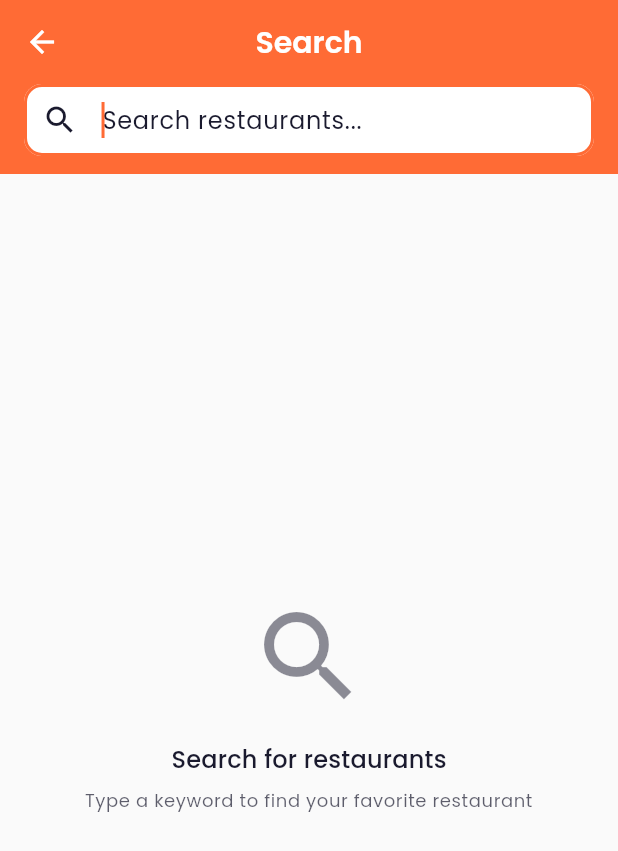
After one commit to RivaldoPardede/nyamnyam, a Flutter app: the screen it shows after launch, after a tap on the "search" icon, on a phone screen of 412 x 824 dp. The commit adds this screen. Shown: the top 851 px of the screen. Run offline on Flutter 3.47's test engine with Material 3 defaults, Android fonts, the light colour scheme and no system bars; our stand-ins replace google_fonts; network calls fail.

Commit message:
feat: add search feature and complete polish

```diff
--- a/lib/main.dart
+++ b/lib/main.dart
@@ -2,6 +2,7 @@ import 'package:flutter/material.dart';
 import 'package:provider/provider.dart';
 import 'providers/restaurant_list_provider.dart';
 import 'providers/restaurant_detail_provider.dart';
+import 'providers/restaurant_search_provider.dart';
 import 'ui/pages/restaurant_list_page.dart';
 import 'utils/theme.dart';
 
@@ -22,6 +23,9 @@ class NyamNyamApp extends StatelessWidget {
         ChangeNotifierProvider(
           create: (_) => RestaurantDetailProvider(),
         ),
+        ChangeNotifierProvider(
+          create: (_) => RestaurantSearchProvider(),
+        ),
       ],
       child: MaterialApp(
         title: 'NyamNyam',
--- a/lib/providers/providers.dart
+++ b/lib/providers/providers.dart
@@ -1,3 +1,4 @@
 // Provider exports
 export 'restaurant_list_provider.dart';
 export 'restaurant_detail_provider.dart';
+export 'restaurant_search_provider.dart';
--- /dev/null
+++ b/lib/providers/restaurant_search_provider.dart
@@ -0,0 +1,51 @@
+import 'package:flutter/material.dart';
+import '../data/data.dart';
+import '../utils/result_state.dart';
+
+/// Provider for managing restaurant search state
+class RestaurantSearchProvider extends ChangeNotifier {
+  final ApiService _apiService;
+
+  RestaurantSearchProvider({ApiService? apiService})
+      : _apiService = apiService ?? ApiService();
+
+  ResultState<List<Restaurant>> _state = const ResultStateNone();
+  String _query = '';
+
+  /// Current state of search results
+  ResultState<List<Restaurant>> get state => _state;
+
+  /// Current search query
+  String get query => _query;
+
+  /// Search restaurants by query
+  Future<void> searchRestaurants(String query) async {
+    _query = query;
+
+    // If query is empty, reset to none state
+    if (query.trim().isEmpty) {
+      _state = const ResultStateNone();
+      notifyListeners();
+      return;
+    }
+
+    _state = const ResultStateLoading();
+    notifyListeners();
+
+    try {
+      final restaurants = await _apiService.searchRestaurants(query);
+      _state = ResultStateSuccess(restaurants);
+    } catch (e) {
+      _state = ResultStateError(e.toString());
+    }
+
+    notifyListeners();
+  }
+
+  /// Clear search and reset state
+  void clearSearch() {
+    _query = '';
+    _state = const ResultStateNone();
+    notifyListeners();
+  }
+}
--- a/lib/ui/pages/pages.dart
+++ b/lib/ui/pages/pages.dart
@@ -1,3 +1,4 @@
 // UI Pages exports
 export 'restaurant_list_page.dart';
 export 'restaurant_detail_page.dart';
+export 'search_page.dart';
--- a/lib/ui/pages/restaurant_list_page.dart
+++ b/lib/ui/pages/restaurant_list_page.dart
@@ -5,6 +5,7 @@ import '../../providers/restaurant_list_provider.dart';
 import '../../utils/result_state.dart';
 import '../widgets/restaurant_card.dart';
 import 'restaurant_detail_page.dart';
+import 'search_page.dart';
 
 /// Page displaying list of restaurants
 class RestaurantListPage extends StatefulWidget {
@@ -31,6 +32,16 @@ class _RestaurantListPageState extends State<RestaurantListPage> {
       appBar: AppBar(
         title: const Text('NyamNyam'),
         actions: [
+          IconButton(
+            icon: const Icon(Icons.search),
+            onPressed: () {
+              Navigator.push(
+                context,
+                MaterialPageRoute(builder: (context) => const SearchPage()),
+              );
+            },
+            tooltip: 'Search',
+          ),
           IconButton(
             icon: const Icon(Icons.refresh),
             onPressed: () {
--- /dev/null
+++ b/lib/ui/pages/search_page.dart
@@ -0,0 +1,241 @@
+import 'package:flutter/material.dart';
+import 'package:provider/provider.dart';
+import '../../data/models/restaurant.dart';
+import '../../providers/restaurant_search_provider.dart';
+import '../../utils/result_state.dart';
+import '../widgets/restaurant_card.dart';
+import 'restaurant_detail_page.dart';
+
+/// Page for searching restaurants
+class SearchPage extends StatefulWidget {
+  const SearchPage({super.key});
+
+  @override
+  State<SearchPage> createState() => _SearchPageState();
+}
+
+class _SearchPageState extends State<SearchPage> {
+  final TextEditingController _searchController = TextEditingController();
+  final FocusNode _focusNode = FocusNode();
+
+  @override
+  void initState() {
+    super.initState();
+    // Auto-focus the search field
+    Future.microtask(() {
+      if (mounted) _focusNode.requestFocus();
+    });
+  }
+
+  @override
+  void dispose() {
+    _searchController.dispose();
+    _focusNode.dispose();
+    super.dispose();
+  }
+
+  void _onSearch(String query) {
+    context.read<RestaurantSearchProvider>().searchRestaurants(query);
+  }
+
+  void _clearSearch() {
+    _searchController.clear();
+    context.read<RestaurantSearchProvider>().clearSearch();
+    _focusNode.requestFocus();
+  }
+
+  @override
+  Widget build(BuildContext context) {
+    final theme = Theme.of(context);
+
+    return Scaffold(
+      appBar: AppBar(
+        title: const Text('Search'),
+        bottom: PreferredSize(
+          preferredSize: const Size.fromHeight(60),
+          child: Padding(
+            padding: const EdgeInsets.fromLTRB(16, 0, 16, 12),
+            child: TextField(
+              controller: _searchController,
+              focusNode: _focusNode,
+              decoration: InputDecoration(
+                hintText: 'Search restaurants...',
+                prefixIcon: const Icon(Icons.search),
+                suffixIcon: _searchController.text.isNotEmpty
+                    ? IconButton(
+                        icon: const Icon(Icons.clear),
+                        onPressed: _clearSearch,
+                      )
+                    : null,
+                filled: true,
+                fillColor: theme.colorScheme.surface,
+                border: OutlineInputBorder(
+                  borderRadius: BorderRadius.circular(12),
+                  borderSide: BorderSide.none,
+                ),
+                contentPadding: const EdgeInsets.symmetric(
+                  horizontal: 16,
+                  vertical: 12,
+                ),
+              ),
+              textInputAction: TextInputAction.search,
+              onChanged: (value) {
+                setState(() {}); // Update suffix icon visibility
+                _onSearch(value);
+              },
+              onSubmitted: _onSearch,
+            ),
+          ),
+        ),
+      ),
+      body: Consumer<RestaurantSearchProvider>(
+        builder: (context, provider, _) {
+          return switch (provider.state) {
+            ResultStateNone() => _buildInitialState(),
+            ResultStateLoading() => _buildLoadingState(),
+            ResultStateSuccess<List<Restaurant>>(:final data) =>
+              _buildSuccessState(data),
+            ResultStateError(:final message) => _buildErrorState(message),
+          };
+        },
+      ),
+    );
+  }
+
+  Widget _buildInitialState() {
+    final theme = Theme.of(context);
+    return Center(
+      child: Column(
+        mainAxisAlignment: MainAxisAlignment.center,
+        children: [
+          Icon(
+            Icons.search,
+            size: 80,
+            color: theme.colorScheme.onSurfaceVariant.withValues(alpha: 0.5),
+          ),
+          const SizedBox(height: 16),
+          Text(
+            'Search for restaurants',
+            style: theme.textTheme.titleMedium?.copyWith(
+              color: theme.colorScheme.onSurfaceVariant,
+            ),
+          ),
+          const SizedBox(height: 8),
+          Text(
+            'Type a keyword to find your favorite restaurant',
+            style: theme.textTheme.bodySmall?.copyWith(
+              color: theme.colorScheme.onSurfaceVariant.withValues(alpha: 0.7),
+            ),
+            textAlign: TextAlign.center,
+          ),
+        ],
+      ),
+    );
+  }
+
+  Widget _buildLoadingState() {
+    return const Center(
+      child: Column(
+        mainAxisAlignment: MainAxisAlignment.center,
+        children: [
+          CircularProgressIndicator(),
+          SizedBox(height: 16),
+          Text('Searching...'),
+        ],
+      ),
+    );
+  }
+
+  Widget _buildSuccessState(List<Restaurant> restaurants) {
+    if (restaurants.isEmpty) {
+      final theme = Theme.of(context);
+      return Center(
+        child: Column(
+          mainAxisAlignment: MainAxisAlignment.center,
+          children: [
+            Icon(
+              Icons.search_off,
+              size: 64,
+              color: theme.colorScheme.onSurfaceVariant,
+            ),
+            const SizedBox(height: 16),
+            Text(
+              'No restaurants found',
+              style: theme.textTheme.titleMedium,
+            ),
+            const SizedBox(height: 8),
+            Text(
+              'Try a different keyword',
+              style: theme.textTheme.bodySmall?.copyWith(
+                color: theme.colorScheme.onSurfaceVariant,
+              ),
+            ),
+          ],
+        ),
+      );
+    }
+
+    return ListView.builder(
+      padding: const EdgeInsets.symmetric(vertical: 8),
+      itemCount: restaurants.length,
+      itemBuilder: (context, index) {
+        final restaurant = restaurants[index];
+        return RestaurantCard(
+          restaurant: restaurant,
+          onTap: () {
+            Navigator.push(
+              context,
+              MaterialPageRoute(
+                builder: (context) => RestaurantDetailPage(
+                  restaurantId: restaurant.id,
+                  restaurantName: restaurant.name,
+                ),
+              ),
+            );
+          },
+        );
+      },
+    );
+  }
+
+  Widget _buildErrorState(String message) {
+    final theme = Theme.of(context);
+    return Center(
+      child: Padding(
+        padding: const EdgeInsets.all(24),
+        child: Column(
+          mainAxisAlignment: MainAxisAlignment.center,
+          children: [
+            Icon(
+              Icons.error_outline,
+              size: 64,
+              color: theme.colorScheme.error,
+            ),
+            const SizedBox(height: 16),
+            Text(
+              'Search failed',
+              style: theme.textTheme.titleMedium,
+              textAlign: TextAlign.center,
+            ),
+            const SizedBox(height: 8),
+            Text(
+              message,
+              style: theme.textTheme.bodySmall?.copyWith(
+                color: theme.colorScheme.onSurfaceVariant,
+              ),
+              textAlign: TextAlign.center,
+              maxLines: 3,
+              overflow: TextOverflow.ellipsis,
+            ),
+            const SizedBox(height: 24),
+            ElevatedButton.icon(
+              onPressed: () => _onSearch(_searchController.text),
+              icon: const Icon(Icons.refresh),
+              label: const Text('Try Again'),
+            ),
+          ],
+        ),
+      ),
+    );
+  }
+}
```
Also changed, not shown: 1 other file.
